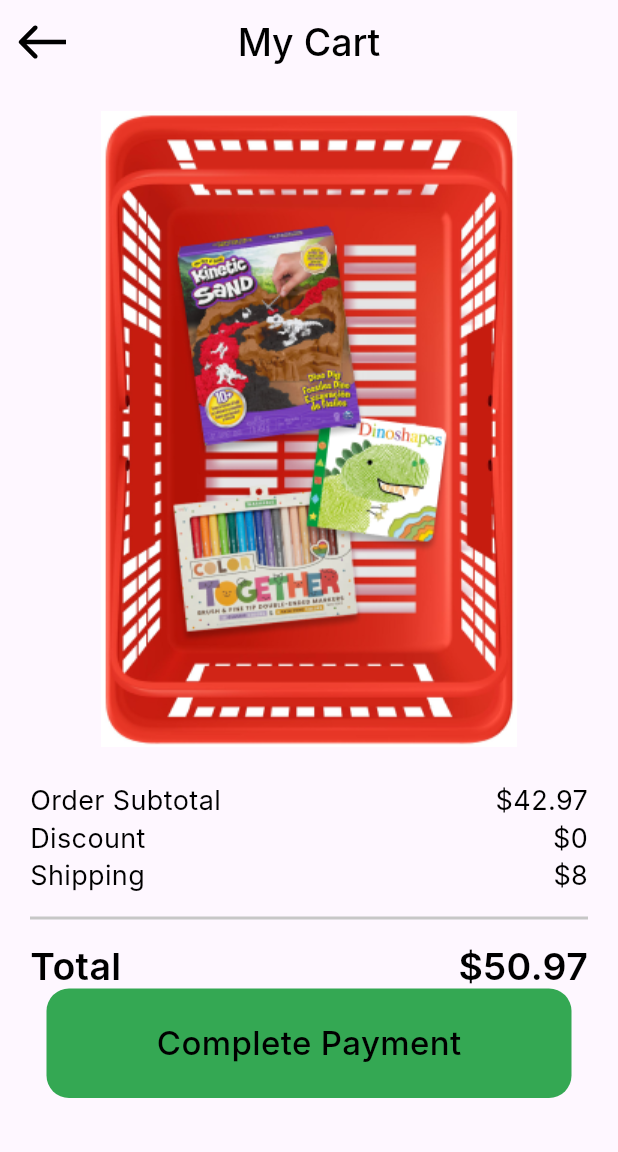
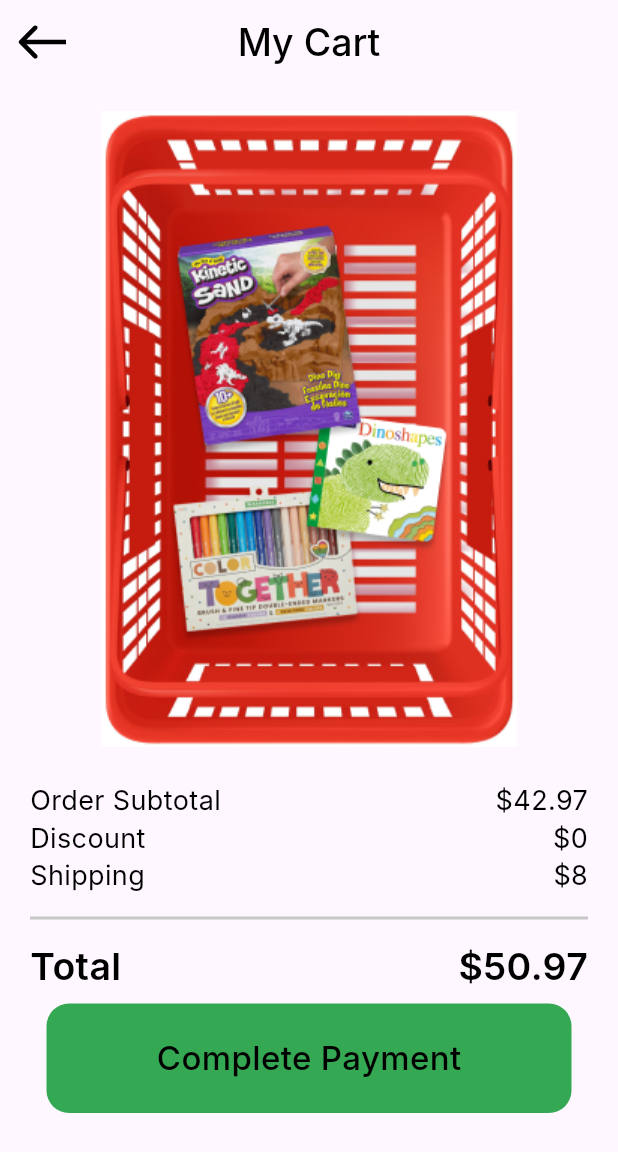
Before and after one commit to omarshaf3y/Payment_Checkout, a Flutter app: the screen it shows after launch, on a phone screen of 412 x 824 dp. Shown: the top 1152 px of the screen. Run offline on Flutter 3.47's test engine with Material 3 defaults, Android fonts, the phone set to English and light mode, and no system bars; our stand-ins replace flutter_svg; Roboto replaces fonts that are missing (Inter).

Commit message:
create custom button widget

```diff
--- /dev/null
+++ b/lib/features/checkout/presentation/views/widgets/custom_bottom.dart
@@ -0,0 +1,28 @@
+import 'package:flutter/material.dart';
+import 'package:payment_checkout/core/utils/styles.dart';
+
+class CustomBottom extends StatelessWidget {
+  const CustomBottom({
+    super.key,
+  });
+
+  @override
+  Widget build(BuildContext context) {
+    return Container(
+      width: 350,
+      height: 73,
+      decoration: ShapeDecoration(
+        color: const Color(0xff34A853),
+        shape: RoundedRectangleBorder(
+          borderRadius: BorderRadius.circular(15),
+        ),
+      ),
+      child: Center(
+        child: Text(
+          'Complete Payment',
+          style: Styles.style22,
+        ),
+      ),
+    );
+  }
+}
--- a/lib/features/checkout/presentation/views/widgets/my_cart_view_body.dart
+++ b/lib/features/checkout/presentation/views/widgets/my_cart_view_body.dart
@@ -1,7 +1,8 @@
 import 'package:flutter/material.dart';
-import 'package:payment_checkout/core/utils/styles.dart';
+
 import 'package:payment_checkout/features/checkout/presentation/views/widgets/order_info_item.dart';
 
+import 'custom_bottom.dart';
 import 'total_price.dart';
 
 class MyCartViewBody extends StatelessWidget {
@@ -44,18 +45,9 @@ class MyCartViewBody extends StatelessWidget {
             color: Color(0xffC7C7C7),
           ),
           const TotalPrice(title: 'Total', value: r'$50.97'),
-          Container(
-            width: 350,
-            height: 73,
-            decoration: ShapeDecoration(
-              color: const Color(0xff34A853),
-              shape: RoundedRectangleBorder(
-                borderRadius: BorderRadius.circular(15),
-              ),
-            ),
-            child: Center(
-              child: Text('Complete Payment', style: Styles.style22),
-            ),
+          const Padding(
+            padding: EdgeInsets.only(top: 10),
+            child: CustomBottom(),
           )
         ],
       ),
```
